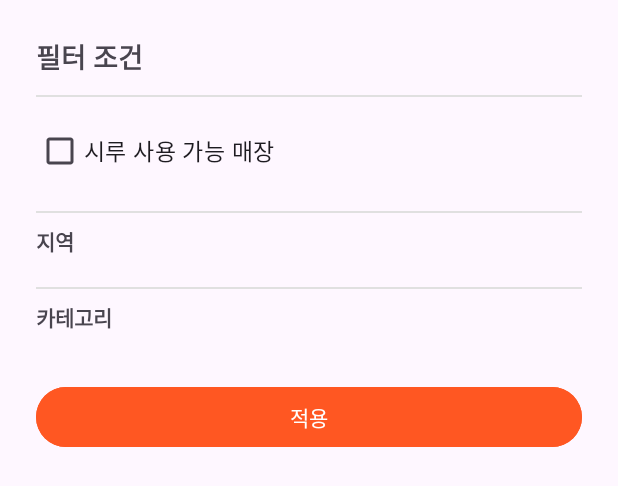
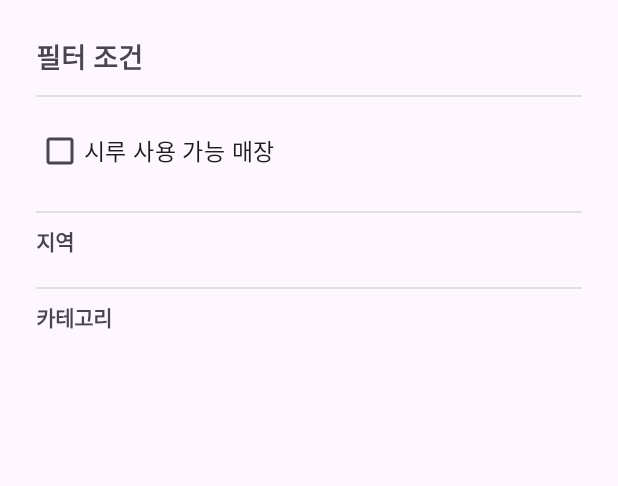
Before and after one commit to JayoungUP/SiroJungbotong, an Android app: the layout filter_bottom_sheet.xml on its own in the app's theme, with its tools: preview values and no code run, on a phone screen of 412 x 824 dp. Shown: the top 486 px of the screen. Run offline under Robolectric (Android 15) with nearby library versions, the light colour scheme and no system bars.

Commit message:
[feat] 필터 기능 버그수정

```diff
--- a/frontend/app/src/main/res/layout/filter_bottom_sheet.xml
+++ b/frontend/app/src/main/res/layout/filter_bottom_sheet.xml
@@ -76,12 +76,4 @@
         android:layout_width="match_parent"
         android:layout_height="16dp" />
 
-    <Button
-        android:id="@+id/btn_apply"
-        android:layout_width="match_parent"
-        android:layout_height="wrap_content"
-        android:text="적용"
-        android:backgroundTint="#FF5722"
-        android:textColor="@android:color/white"
-        android:layout_marginTop="12dp" />
 </LinearLayout>
```
Also changed, not shown: frontend/app/src/main/java/com/tukorea/sirojungbotong/FilterBottomSheetFragment.kt (+11 -22 lines).
